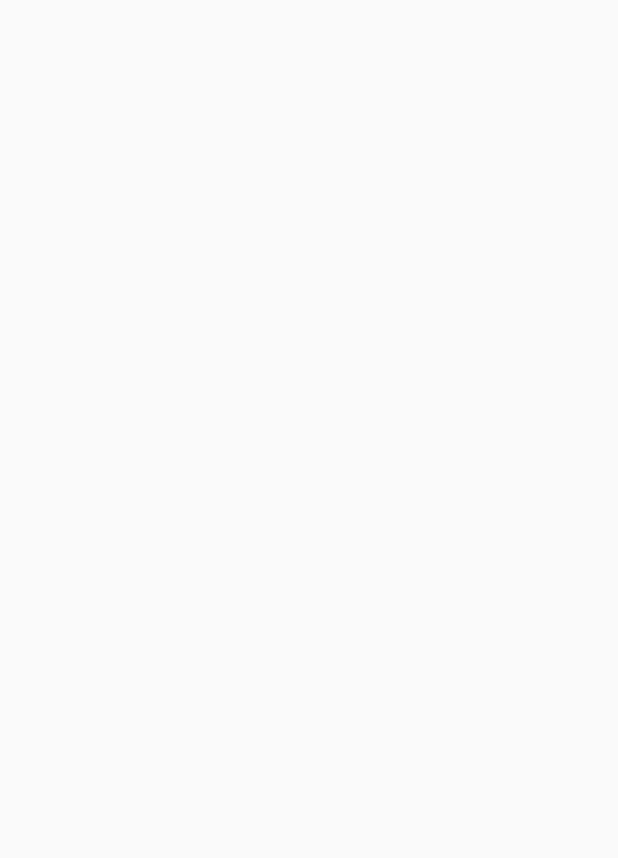
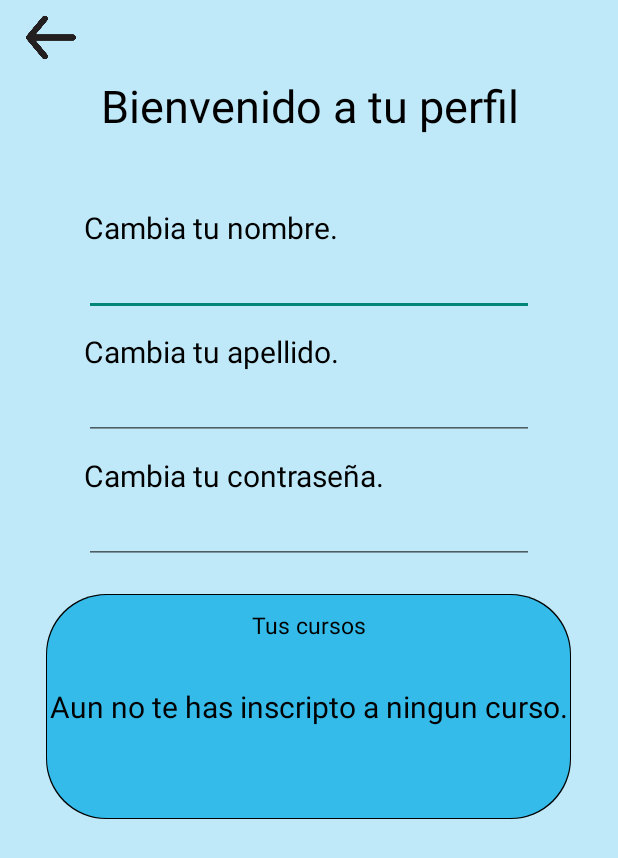
Before and after one commit to francocaputo123/final-2-am-acn4a-caputo-cardozo, an Android app: the Profile screen opened directly, with no data from a screen before it, on a phone screen of 412 x 824 dp. Before the commit the part shown is empty. Shown: the top 858 px of the screen. Run offline under Robolectric (Android 15) with nearby library versions, the phone set to English and light mode, and no system bars.

Commit message:
Created activity profile. Upgraded recovery and Course.

```diff
--- a/app/src/main/java/com/example/learnyourself/Course.java
+++ b/app/src/main/java/com/example/learnyourself/Course.java
@@ -14,6 +14,7 @@ import android.widget.Toast;
 public class Course extends AppCompatActivity {
 
     private TextView title;
+    private String name;
     @Override
     protected void onCreate(Bundle savedInstanceState) {
         super.onCreate(savedInstanceState);
@@ -21,8 +22,7 @@ public class Course extends AppCompatActivity {
 
         title = findViewById(R.id.c_title);
 
-        String name = getIntent().getStringExtra("name");
-        title.setText("Hola " + name);
+       name = getIntent().getStringExtra("name");
     }
 
     //metodo para la seleccion de cursos
@@ -65,6 +65,7 @@ public class Course extends AppCompatActivity {
 
     public void profile(View v){
         Intent in = new Intent(this, Profile.class);
+        in.putExtra("name", name);
         startActivity(in);
     }
 }
--- a/app/src/main/java/com/example/learnyourself/Profile.java
+++ b/app/src/main/java/com/example/learnyourself/Profile.java
@@ -3,12 +3,24 @@ package com.example.learnyourself;
 import androidx.appcompat.app.AppCompatActivity;
 
 import android.os.Bundle;
+import android.view.View;
+import android.widget.TextView;
 
 public class Profile extends AppCompatActivity {
 
+    private TextView name;
     @Override
     protected void onCreate(Bundle savedInstanceState) {
         super.onCreate(savedInstanceState);
         setContentView(R.layout.activity_profile);
+
+        name = findViewById(R.id.userName);
+                String c = getIntent().getStringExtra("name");
+            name.setText(c);
+    }
+
+    public void preView3(View v)
+    {
+        finish();
     }
 }
--- a/app/src/main/java/com/example/learnyourself/Recovery.java
+++ b/app/src/main/java/com/example/learnyourself/Recovery.java
@@ -23,7 +23,7 @@ public class Recovery extends AppCompatActivity {
         editUser = findViewById(R.id.editUser);
         editPass = findViewById(R.id.editPass);
     }
-    //metodo volver hacai atras
+    //metodo volver hacia atras
     public void preView2(View v){ finish(); }
 
     //Método de recuperación de contraseña
--- /dev/null
+++ b/app/src/main/res/drawable/courses_view.xml
@@ -0,0 +1,16 @@
+<layer-list xmlns:android="http://schemas.android.com/apk/res/android">
+    <!-- Borde del botón -->
+    <item>
+        <shape android:shape="rectangle">
+            <solid android:color="#000000" /> <!-- Color del borde negro -->
+            <corners android:radius="40dp" /> <!-- Radio para redondear las esquinas en dp -->
+        </shape>
+    </item>
+    <!-- Fondo del botón -->
+    <item android:left="1dp" android:right="1dp" android:top="1dp" android:bottom="1dp">
+        <shape android:shape="rectangle">
+            <solid android:color="@color/bgColor" /> <!-- Color del fondo del botón -->
+            <corners android:radius="40dp" /> <!-- Radio para redondear las esquinas en dp (mismo valor que el borde) -->
+        </shape>
+    </item>
+</layer-list>
--- a/app/src/main/res/layout/activity_profile.xml
+++ b/app/src/main/res/layout/activity_profile.xml
@@ -1,9 +1,130 @@
 <?xml version="1.0" encoding="utf-8"?>
-<androidx.constraintlayout.widget.ConstraintLayout xmlns:android="http://schemas.android.com/apk/res/android"
+<LinearLayout xmlns:android="http://schemas.android.com/apk/res/android"
     xmlns:app="http://schemas.android.com/apk/res-auto"
     xmlns:tools="http://schemas.android.com/tools"
     android:layout_width="match_parent"
     android:layout_height="match_parent"
+    android:background="@color/background"
+    android:orientation="vertical"
     tools:context=".Profile">
 
-</androidx.constraintlayout.widget.ConstraintLayout>
+    <ImageButton
+        android:id="@+id/arrowBack"
+        android:layout_width="68dp"
+        android:layout_height="50dp"
+        android:background="@color/transparent"
+        android:onClick="preView3"
+        android:scaleType="fitCenter"
+        android:src="@drawable/arrowback" />
+
+    <LinearLayout
+        android:layout_width="match_parent"
+        android:layout_height="wrap_content"
+        android:orientation="vertical">
+
+        <TextView
+            android:id="@+id/p_title"
+            android:layout_width="match_parent"
+            android:layout_height="wrap_content"
+            android:layout_weight="1"
+            android:text="@string/p_title"
+            android:textAlignment="center"
+            android:textColor="@color/black"
+            android:textSize="30sp" />
+
+        <TextView
+            android:id="@+id/userName"
+            android:layout_width="match_parent"
+            android:layout_height="wrap_content"
+            android:layout_marginTop="10dp"
+            android:layout_weight="1"
+            android:text=""
+            android:textAlignment="center"
+            android:textColor="@color/black"
+            android:textSize="20sp" />
+    </LinearLayout>
+
+    <LinearLayout
+        android:layout_width="300dp"
+        android:layout_height="wrap_content"
+        android:layout_gravity="center"
+        android:orientation="vertical">
+
+        <TextView
+            android:layout_width="match_parent"
+            android:layout_height="wrap_content"
+            android:layout_marginTop="10dp"
+            android:text="@string/p_name"
+            android:textColor="@color/black"
+            android:textSize="20sp" />
+
+        <EditText
+            android:id="@+id/editName"
+            android:layout_width="match_parent"
+            android:layout_height="wrap_content"
+            android:ems="10"
+            android:inputType="text" />
+
+        <TextView
+            android:id="@+id/textView5"
+            android:layout_width="match_parent"
+            android:layout_height="wrap_content"
+            android:layout_marginTop="10dp"
+            android:text="@string/p_lastName"
+            android:textColor="@color/black"
+            android:textSize="20sp" />
+
+        <EditText
+            android:id="@+id/editLastName"
+            android:layout_width="match_parent"
+            android:layout_height="wrap_content"
+            android:ems="10"
+            android:inputType="text" />
+
+        <TextView
+            android:id="@+id/textView6"
+            android:layout_width="match_parent"
+            android:layout_height="wrap_content"
+            android:layout_marginTop="10dp"
+            android:text="@string/p_password"
+            android:textColor="@color/black"
+            android:textSize="20sp" />
+
+        <EditText
+            android:id="@+id/pEditPass"
+            android:layout_width="match_parent"
+            android:layout_height="wrap_content"
+            android:ems="10"
+            android:inputType="textPassword" />
+    </LinearLayout>
+
+    <LinearLayout
+        android:layout_width="350dp"
+        android:layout_height="150dp"
+        android:layout_gravity="center"
+        android:layout_marginTop="20dp"
+        android:background="@drawable/courses_view"
+        android:orientation="vertical">
+
+        <TextView
+            android:id="@+id/courses"
+            android:layout_width="match_parent"
+            android:layout_height="wrap_content"
+            android:layout_marginTop="10dp"
+            android:text="@string/p_courses"
+            android:textAlignment="center"
+            android:textColor="@color/black"
+            android:textSize="15sp" />
+
+        <TextView
+            android:id="@+id/textView8"
+            android:layout_width="match_parent"
+            android:layout_height="wrap_content"
+            android:layout_marginTop="30dp"
+            android:text="@string/disponible"
+            android:textAlignment="center"
+            android:textColor="@color/black"
+            android:textSize="20sp" />
+    </LinearLayout>
+
+</LinearLayout>
--- a/app/src/main/res/values/strings.xml
+++ b/app/src/main/res/values/strings.xml
@@ -25,4 +25,10 @@
     <string name="mysql">Mysql</string>
     <string name="php">Php</string>
     <string name="piton">Python</string>
+    <string name="p_title">Bienvenido a tu perfil</string>
+    <string name="p_name">Cambia tu nombre.</string>
+    <string name="p_lastName">Cambia tu apellido.</string>
+    <string name="p_password">Cambia tu contraseña.</string>
+    <string name="p_courses">Tus cursos</string>
+    <string name="disponible">Aun no te has inscripto a ningun curso.</string>
 </resources>
```
